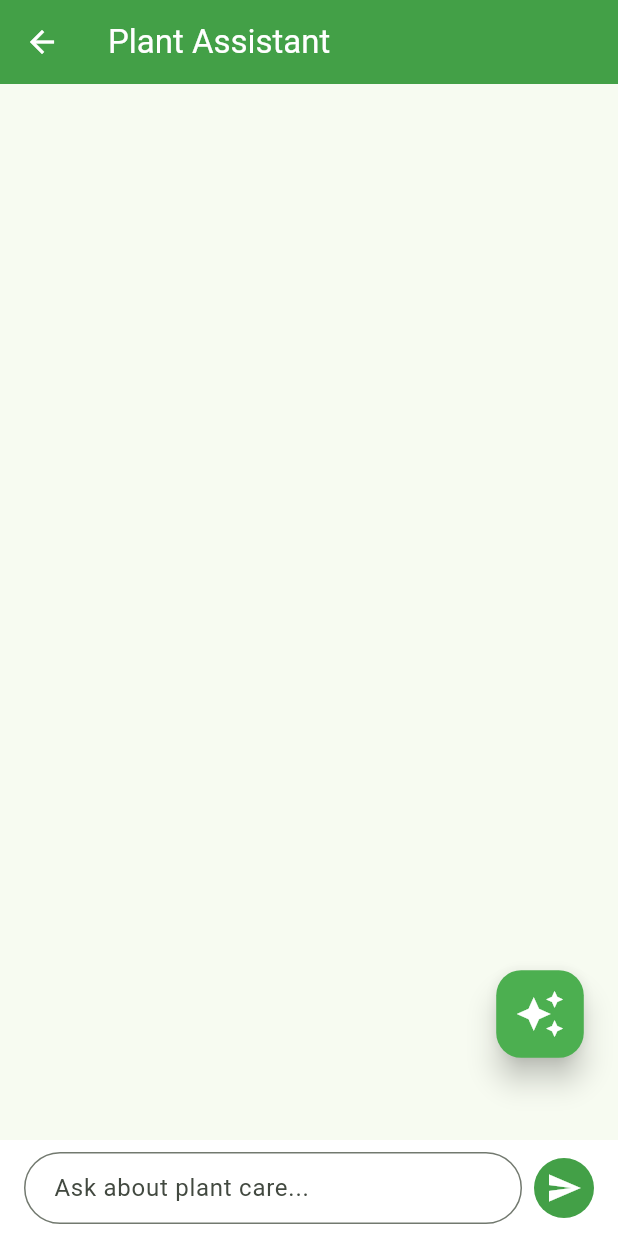
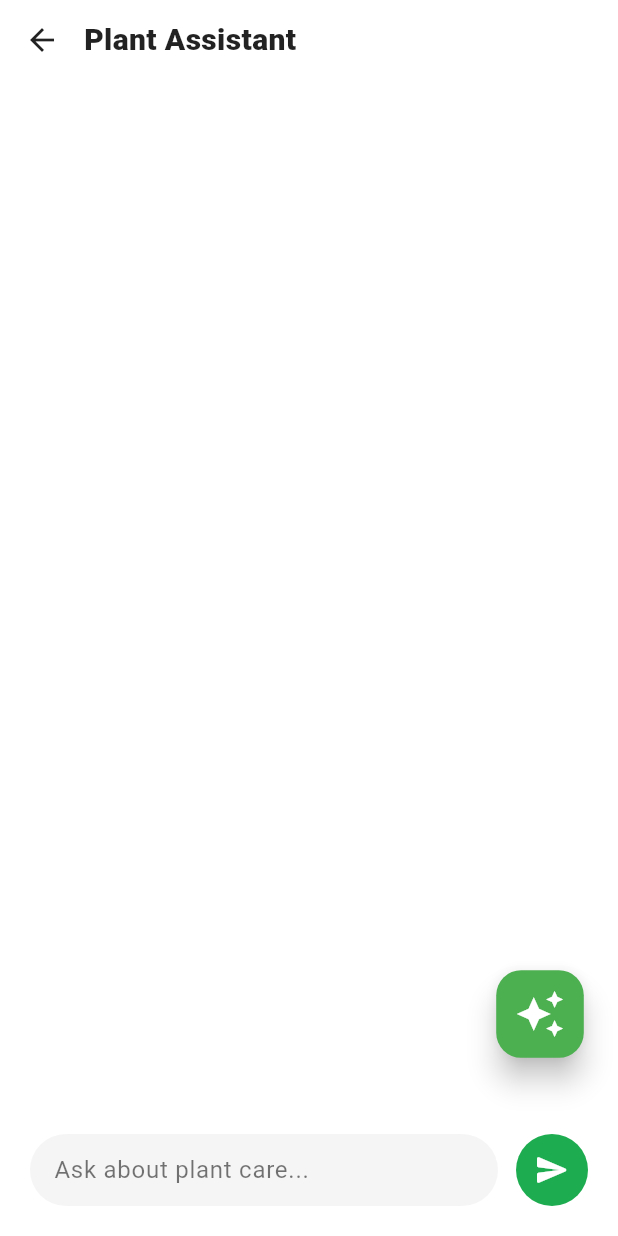
Before and after one commit to Pasindu86/plant_disease_detection_mobile_app, a Flutter app: the ChatPage screen opened directly, on a phone screen of 412 x 824 dp. Run offline on Flutter 3.47's test engine with Material 3 defaults, Android fonts, the phone set to English and light mode, and no system bars; our stand-ins replace cloud_firestore, firebase_auth, firebase_core, firebase_storage, flutter_dotenv, google_generative_ai and 2 more; missing offline and left inert: tflite_flutter; accounts and stored records are empty; network calls fail.

Commit message:
fix: resolve UI issues

```diff
--- a/lib/pages/chat/chat_page.dart
+++ b/lib/pages/chat/chat_page.dart
@@ -53,17 +53,35 @@ class _ChatPageState extends State<ChatPage> {
   @override
   Widget build(BuildContext context) {
     return Scaffold(
-      appBar: AppBar(
-        title: const Text('Plant Assistant'),
-        backgroundColor: Colors.green.shade600,
-        foregroundColor: Colors.white,
+      backgroundColor: Colors.white,
+      body: SafeArea(
+        child: Column(
+          children: [
+            // Custom Header
+            Padding(
+              padding: const EdgeInsets.symmetric(horizontal: 16.0, vertical: 12.0),
+              child: Row(
+                children: [
+                  GestureDetector(
+                    onTap: () => Navigator.pop(context),
+                    child: const Icon(Icons.arrow_back, color: Colors.black87, size: 24),
                   ),
-      body: Column(
-        children: [
+                  const SizedBox(width: 16),
+                  const Text(
+                    'Plant Assistant',
+                    style: TextStyle(
+                      fontSize: 20,
+                      fontWeight: FontWeight.w900,
+                      color: Colors.black87,
+                    ),
+                  ),
+                ],
+              ),
+            ),
             Expanded(
               child: ListView.builder(
                 controller: _scrollController,
-              padding: const EdgeInsets.all(16.0),
+                padding: const EdgeInsets.all(20.0),
                 itemCount: _messages.length,
                 itemBuilder: (context, index) {
                   final message = _messages[index];
@@ -71,18 +89,27 @@ class _ChatPageState extends State<ChatPage> {
                   return Align(
                     alignment: isUser ? Alignment.centerRight : Alignment.centerLeft,
                     child: Container(
-                    margin: const EdgeInsets.symmetric(vertical: 4.0),
-                    padding: const EdgeInsets.all(12.0),
+                      margin: const EdgeInsets.only(bottom: 12.0),
+                      padding: const EdgeInsets.symmetric(horizontal: 16.0, vertical: 14.0),
                       decoration: BoxDecoration(
-                      color: isUser ? Colors.green.shade100 : Colors.grey.shade200,
-                      borderRadius: BorderRadius.circular(12.0),
+                        color: isUser ? const Color(0xFF1EAC50) : const Color(0xFFF5F5F5),
+                        borderRadius: BorderRadius.only(
+                          topLeft: const Radius.circular(20),
+                          topRight: const Radius.circular(20),
+                          bottomLeft: Radius.circular(isUser ? 20 : 0),
+                          bottomRight: Radius.circular(isUser ? 0 : 20),
+                        ),
                       ),
                       constraints: BoxConstraints(
                         maxWidth: MediaQuery.of(context).size.width * 0.75,
                       ),
                       child: Text(
                         message["text"] ?? "",
-                      style: const TextStyle(fontSize: 16.0),
+                        style: TextStyle(
+                          fontSize: 15.0,
+                          color: isUser ? Colors.white : Colors.black87,
+                          height: 1.4,
+                        ),
                       ),
                     ),
                   );
@@ -91,43 +118,57 @@ class _ChatPageState extends State<ChatPage> {
             ),
             if (_isLoading)
               const Padding(
-              padding: EdgeInsets.all(8.0),
-              child: CircularProgressIndicator(),
+                padding: EdgeInsets.symmetric(vertical: 8.0),
+                child: SizedBox(
+                   height: 24,
+                   width: 24,
+                   child: CircularProgressIndicator(
+                     color: Color(0xFF1EAC50),
+                     strokeWidth: 2.5,
+                   ),
+                ),
               ),
             Container(
-            padding: const EdgeInsets.symmetric(horizontal: 16.0, vertical: 8.0),
+              padding: const EdgeInsets.fromLTRB(20.0, 8.0, 20.0, 20.0),
               color: Colors.white,
               child: Row(
                 children: [
                   Expanded(
+                    child: Container(
+                      padding: const EdgeInsets.symmetric(horizontal: 16.0),
+                      decoration: BoxDecoration(
+                        color: const Color(0xFFF5F5F5),
+                        borderRadius: BorderRadius.circular(24.0),
+                      ),
                       child: TextField(
                         controller: _messageController,
                         decoration: const InputDecoration(
                           hintText: 'Ask about plant care...',
-                      border: OutlineInputBorder(
-                        borderRadius: BorderRadius.all(Radius.circular(24.0)),
+                          hintStyle: TextStyle(color: Colors.black54),
+                          border: InputBorder.none,
                         ),
-                      contentPadding: EdgeInsets.symmetric(
-                        horizontal: 16.0,
-                        vertical: 12.0,
-                      ),
-                    ),
+                        style: const TextStyle(color: Colors.black87),
                         onSubmitted: (_) => _sendMessage(),
                       ),
                     ),
-                const SizedBox(width: 8.0),
-                CircleAvatar(
-                  backgroundColor: Colors.green.shade600,
-                  foregroundColor: Colors.white,
-                  child: IconButton(
-                    icon: const Icon(Icons.send),
-                    onPressed: _sendMessage,
+                  ),
+                  const SizedBox(width: 12.0),
+                  GestureDetector(
+                    onTap: _sendMessage,
+                    child: Container(
+                      padding: const EdgeInsets.all(12),
+                      decoration: const BoxDecoration(
+                        color: Color(0xFF1EAC50),
+                        shape: BoxShape.circle,
+                      ),
+                      child: const Icon(Icons.send_rounded, color: Colors.white, size: 24),
                     ),
                   ),
                 ],
               ),
             ),
           ],
+        ),
       ),
     );
   }
```
Lines whose indentation alone changed are shown as unchanged.
